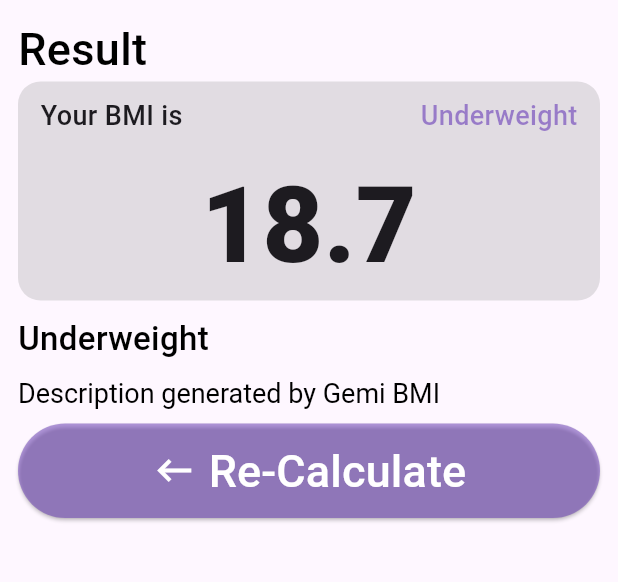
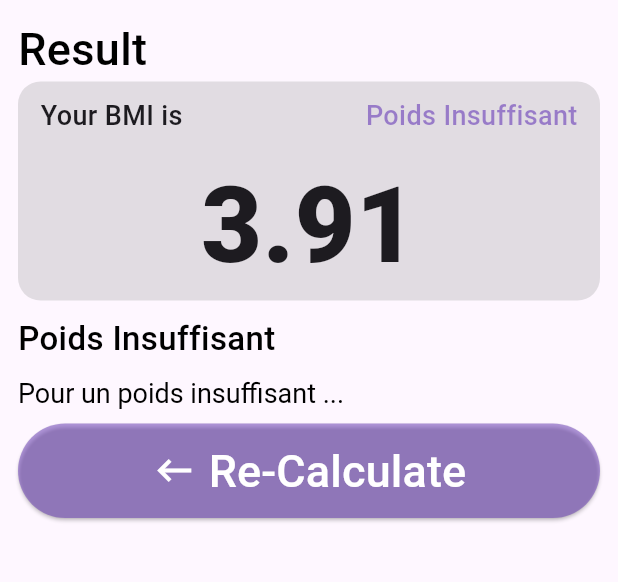
Before and after one commit to JuaniPhet/BMI-Calculator, a Flutter app: the screen it shows after launch, after a tap on "Calculate", on a phone screen of 412 x 824 dp, the part 67-649 px from its top. Run offline on Flutter 3.47's test engine with Material 3 defaults, Android fonts, the light colour scheme and no system bars; our stand-ins replace dio, flutter_bloc, gap.

Commit message:
Build BMI Screen

```diff
--- a/lib/data/models/bmi_detail_model.dart
+++ b/lib/data/models/bmi_detail_model.dart
@@ -1,13 +1,9 @@
 class BmiDetailModel {
   final String status;
-  final String description;
   final String advice;
-  final String image;
 
   BmiDetailModel({
     required this.status,
-    required this.description,
     required this.advice,
-    required this.image,
   });
 }
--- /dev/null
+++ b/lib/data/models/bmi_model.dart
@@ -0,0 +1,48 @@
+import 'bmi_detail_model.dart';
+
+class BmiModel {
+  final double height;
+  final double weight;
+
+  double get heigthInMeter => height / 100;
+  double get imc => weight / (heigthInMeter * heigthInMeter);
+
+  BmiDetailModel get status {
+    if (imc < 18.5) {
+      return BmiDetailModel(
+        status: "Poids Insuffisant",
+        advice: "Pour un poids insuffisant ...",
+      );
+    } else if (imc >= 18.5 && imc <= 24.9) {
+      return BmiDetailModel(
+        status: "Poids normal",
+        advice: "Pour un poids normal ...",
+      );
+    } else if (imc >= 25 && imc <= 29.9) {
+      return BmiDetailModel(
+        status: "Surpoids",
+        advice: "Pour un surpoids ...",
+      );
+    } else if (imc >= 30 && imc <= 34.9) {
+      return BmiDetailModel(
+        status: "Obésité de classe I",
+        advice: "Pour un Obésité de classe I ...",
+      );
+    } else if (imc >= 35 && imc <= 39.9) {
+      return BmiDetailModel(
+        status: "Obésité de classe II",
+        advice: "Pour un Obésité de classe II ...",
+      );
+    } else {
+      return BmiDetailModel(
+        status: "Obésité de classe III",
+        advice: "Pour une Obésité de classe III",
+      );
+    }
+  }
+
+  BmiModel({
+    required this.height,
+    required this.weight,
+  });
+}
--- a/lib/presentation/bmi_result_screen.dart
+++ b/lib/presentation/bmi_result_screen.dart
@@ -1,16 +1,16 @@
 import 'package:flutter/material.dart';
 import 'package:gap/gap.dart';
 
+import '../data/models/bmi_model.dart';
 import 'bmi_screen.dart';
 
-class BmiResultScreen extends StatefulWidget {
-  const BmiResultScreen({super.key});
+class BmiResultScreen extends StatelessWidget {
+  final BmiModel bmi;
+  const BmiResultScreen({
+    super.key,
+    required this.bmi,
+  });
 
-  @override
-  State<BmiResultScreen> createState() => _BmiResultScreenState();
-}
-
-class _BmiResultScreenState extends State<BmiResultScreen> {
   @override
   Widget build(BuildContext context) {
     return Scaffold(
@@ -20,7 +20,9 @@ class _BmiResultScreenState extends State<BmiResultScreen> {
           color: Colors.deepPurple,
           size: 40,
         ),
-        title: const Expanded(
+        title: const Row(
+          children: [
+            Expanded(
               child: Text(
                 "BMI Calculator",
                 textAlign: TextAlign.start,
@@ -29,6 +31,8 @@ class _BmiResultScreenState extends State<BmiResultScreen> {
                   fontWeight: FontWeight.w500,
                 ),
               ),
+            ),
+          ],
         ),
         actions: const [
           Icon(
@@ -75,7 +79,7 @@ class _BmiResultScreenState extends State<BmiResultScreen> {
                           ),
                         ),
                         Text(
-                          "Underweight",
+                          bmi.status.status,
                           style: TextStyle(
                             fontSize: 18,
                             fontWeight: FontWeight.w500,
@@ -87,7 +91,7 @@ class _BmiResultScreenState extends State<BmiResultScreen> {
                   ),
                   // const Spacer(),
                   Text(
-                    "18.7",
+                    bmi.imc.toStringAsFixed(2),
                     style: TextStyle(
                       fontSize: 70,
                       fontWeight: FontWeight.w800,
@@ -119,7 +123,7 @@ class _BmiResultScreenState extends State<BmiResultScreen> {
             ),
             const Gap(10),
             Text(
-              "Underweight",
+              bmi.status.status,
               style: TextStyle(
                 fontSize: 22,
                 fontWeight: FontWeight.w500,
@@ -128,8 +132,8 @@ class _BmiResultScreenState extends State<BmiResultScreen> {
             ),
             const Gap(10),
             RichText(
-              text: const TextSpan(
-                text: "Description generated by Gemi BMI",
+              text: TextSpan(
+                text: bmi.status.advice,
                 style: TextStyle(
                   fontSize: 18,
                   fontWeight: FontWeight.w400,
--- a/lib/presentation/bmi_screen.dart
+++ b/lib/presentation/bmi_screen.dart
@@ -2,6 +2,7 @@ import 'dart:async';
 
 import 'package:flutter/material.dart';
 import 'package:flutter_bloc/flutter_bloc.dart';
+import 'package:flutter_fourth/data/models/bmi_model.dart';
 import 'package:gap/gap.dart';
 
 import '../business_logic/gender_bloc/gender_bloc.dart';
@@ -80,7 +81,9 @@ class _BmiScreenState extends State<BmiScreen> {
           color: Colors.deepPurple,
           size: 40,
         ),
-        title: const Expanded(
+        title: const Row(
+          children: [
+            Expanded(
               child: Text(
                 "BMI Calculator",
                 textAlign: TextAlign.start,
@@ -89,6 +92,8 @@ class _BmiScreenState extends State<BmiScreen> {
                   fontWeight: FontWeight.w500,
                 ),
               ),
+            ),
+          ],
         ),
         actions: const [
           Icon(
@@ -679,7 +684,16 @@ class _BmiScreenState extends State<BmiScreen> {
                 Navigator.push(
                   context,
                   MaterialPageRoute(
-                    builder: (context) => const BmiResultScreen(),
+                    builder: (context) => BmiResultScreen(
+                      bmi: BmiModel(
+                        height: unit == "Ft"
+                            ? FtToCm(heightValue)
+                            : unit == "In"
+                                ? InToCm(heightValue)
+                                : heightValue,
+                        weight: weightValue,
+                      ),
+                    ),
                   ),
                 );
               },
```
Also changed, not shown: 2 other files. Lines whose indentation alone changed are shown as unchanged.
